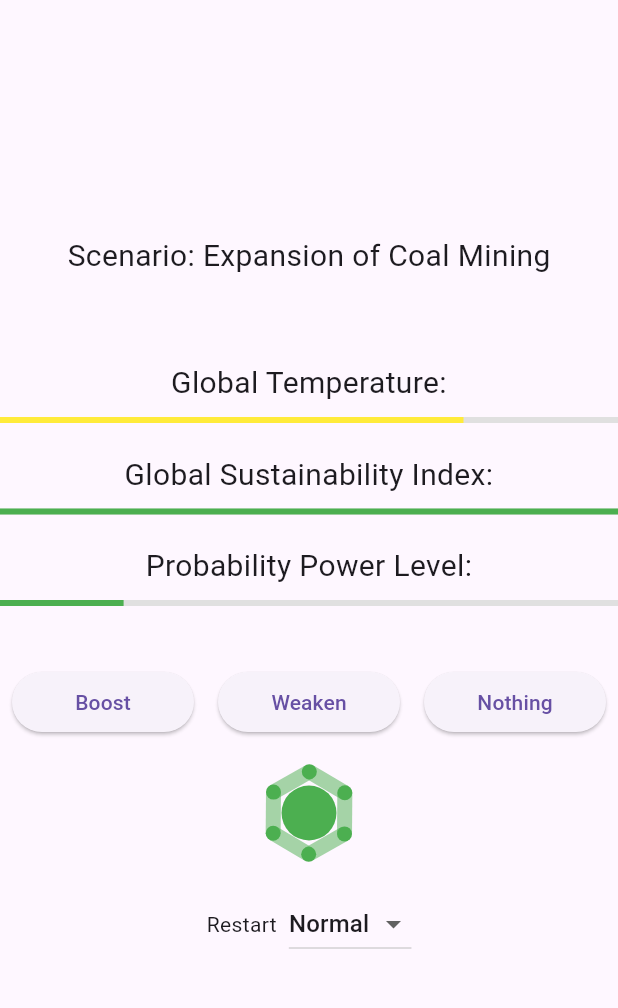
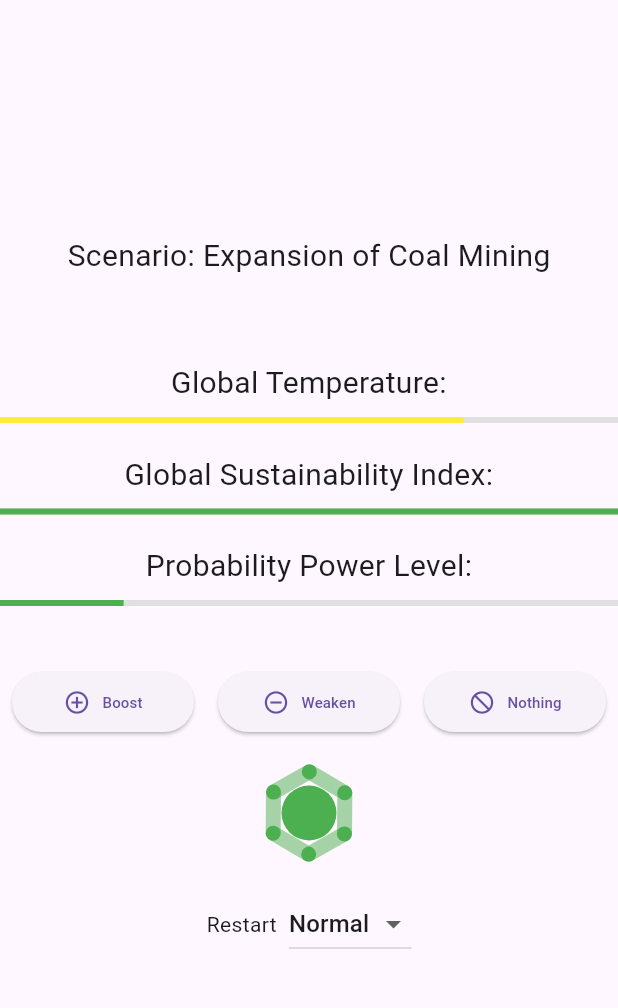
Before and after one commit to datjandra/green-destiny, a Flutter app: the screen it shows after launch, after a tap on "Start", on a phone screen of 412 x 824 dp, the part 63-1071 px from its top. Run offline on Flutter 3.47's test engine with Material 3 defaults, Android fonts, the phone set to English and light mode, and no system bars.

Commit message:
rewrite intro and add icons

```diff
--- a/lib/main.dart
+++ b/lib/main.dart
@@ -439,7 +439,15 @@ class _GamePageState extends State<GamePage>
                       onPressed: () {
                         executeAction(true, currentScenario, 1);
                       },
-                      child: Text('Boost'),
+                      child: Row(
+                          mainAxisSize: MainAxisSize
+                              .min, // Ensures the Row takes as little space as possible
+                          children: [
+                            Icon(Icons.add_circle_outline), // Icon
+                            SizedBox(width: 8), // Spacer between icon and text
+                            Text('Boost',
+                                style: new TextStyle(fontSize: 10)) // Text
+                          ]),
                     ),
                   ),
                 ),
@@ -451,7 +459,15 @@ class _GamePageState extends State<GamePage>
                       onPressed: () {
                         executeAction(true, currentScenario, -1);
                       },
-                      child: Text('Weaken'),
+                      child: Row(
+                          mainAxisSize: MainAxisSize
+                              .min, // Ensures the Row takes as little space as possible
+                          children: [
+                            Icon(Icons.remove_circle_outline), // Icon
+                            SizedBox(width: 8), // Spacer between icon and text
+                            Text('Weaken',
+                                style: new TextStyle(fontSize: 10)) // Text
+                          ]),
                     ),
                   ),
                 ),
@@ -463,9 +479,16 @@ class _GamePageState extends State<GamePage>
                           onPressed: () {
                             executeAction(false, currentScenario, 0);
                           },
-                      child: Text('Nothing'),
-                    ),
-                  ),
+                          child: Row(
+                              mainAxisSize: MainAxisSize
+                                  .min, // Ensures the Row takes as little space as possible
+                              children: [
+                                Icon(Icons.not_interested), // Icon
+                                SizedBox(
+                                    width: 8), // Spacer between icon and text
+                                Text('Nothing',
+                                    style: new TextStyle(fontSize: 10)) // Text
+                              ]))),
                 ),
               ],
             ),
--- a/lib/splash.dart
+++ b/lib/splash.dart
@@ -43,8 +43,8 @@ class SplashScreen extends StatelessWidget {
                     'Encounter various scenarios affecting global temperatures and sustainability. '
                     'Boost positive events that reduce global temperatures and weaken negative '
                     'ones that raise them. You can choose to do nothing, but beware of chaos from high temperatures. '
-                    'Your power strengthens with each use, but more influential scenarios require more power to '
-                    'change. Be careful, as your power affects the fabric of reality itself and excessive use drains resources and leads to chaos.',
+                    'Your power may strengthen with each use, but more influential scenarios require more power to '
+                    'alter. Be careful, as your power affects the fabric of reality and excessive use drains resources and leads to chaos.',
                     style: TextStyle(fontSize: 16),
                   ),
                   SizedBox(height: 20),
@@ -53,7 +53,14 @@ class SplashScreen extends StatelessWidget {
                       navigateToGamePage(
                           context); // Invoke the callback function
                     },
-                    child: Text('Start'),
+                    child: Row(
+                        mainAxisSize: MainAxisSize
+                            .min, // Ensures the Row takes as little space as possible
+                        children: [
+                          Icon(Icons.play_arrow), // Icon
+                          SizedBox(width: 8), // Spacer between icon and text
+                          Text('Start') // Text
+                        ]),
                   ),
                 ],
               ),
```
Lines whose indentation alone changed are shown as unchanged.
